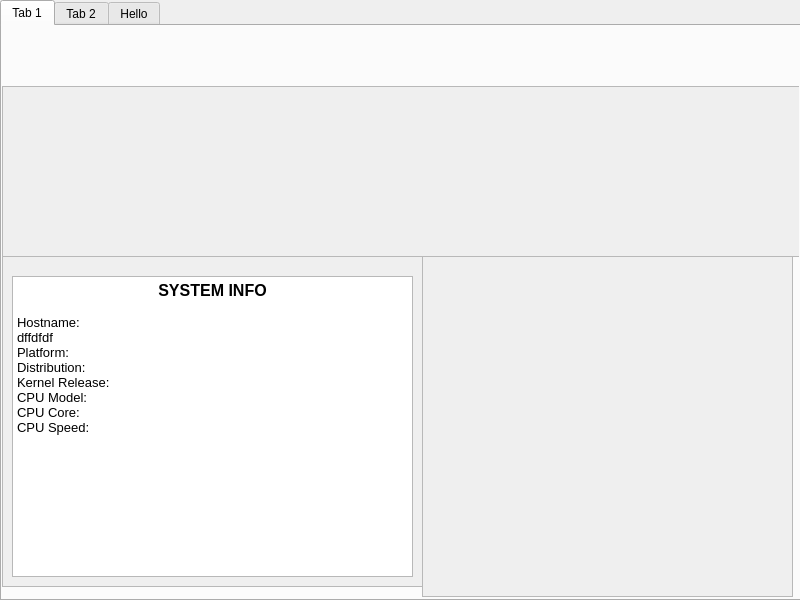
The window that interface/mainwindow.ui (Rubix982/Fizz) describes before a commit, drawn with Qt 5.
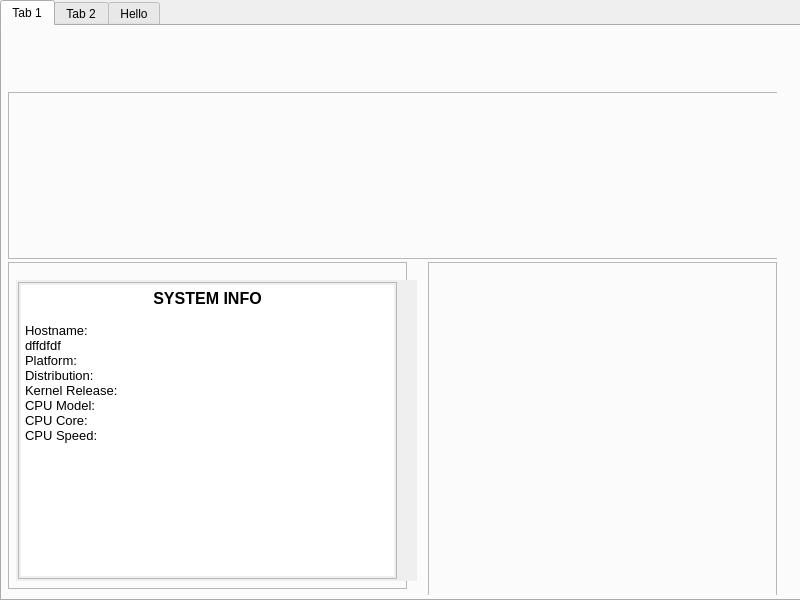
The same window after the commit. Icons and pictures are not drawn.

The edit to the form file:
```diff
--- a/interface/mainwindow.ui
+++ b/interface/mainwindow.ui
@@ -24,7 +24,12 @@
      </rect>
     </property>
     <property name="autoFillBackground">
-     <bool>true</bool>
+     <bool>false</bool>
+    </property>
+    <property name="styleSheet">
+     <string notr="true">padding: 2px;
+margin: 2px;
+margin-right: 20px;</string>
     </property>
     <property name="currentIndex">
      <number>0</number>
@@ -43,7 +48,7 @@
        </rect>
       </property>
       <property name="autoFillBackground">
-       <bool>true</bool>
+       <bool>false</bool>
       </property>
       <property name="frameShape">
        <enum>QFrame::StyledPanel</enum>
@@ -62,7 +67,7 @@
        </rect>
       </property>
       <property name="autoFillBackground">
-       <bool>true</bool>
+       <bool>false</bool>
       </property>
       <property name="frameShape">
        <enum>QFrame::StyledPanel</enum>
@@ -79,6 +84,9 @@
          <height>301</height>
         </rect>
        </property>
+       <property name="styleSheet">
+        <string notr="true">backgronud-image: url(:/icons/urgo67k76er41.jpg);</string>
+       </property>
        <property name="html">
         <string>&lt;!DOCTYPE HTML PUBLIC &quot;-//W3C//DTD HTML 4.0//EN&quot; &quot;http://www.w3.org/TR/REC-html40/strict.dtd&quot;&gt;
 &lt;html&gt;&lt;head&gt;&lt;meta name=&quot;qrichtext&quot; content=&quot;1&quot; /&gt;&lt;style type=&quot;text/css&quot;&gt;
@@ -108,7 +116,7 @@
        </rect>
       </property>
       <property name="autoFillBackground">
-       <bool>true</bool>
+       <bool>false</bool>
       </property>
       <property name="frameShape">
        <enum>QFrame::StyledPanel</enum>
```
